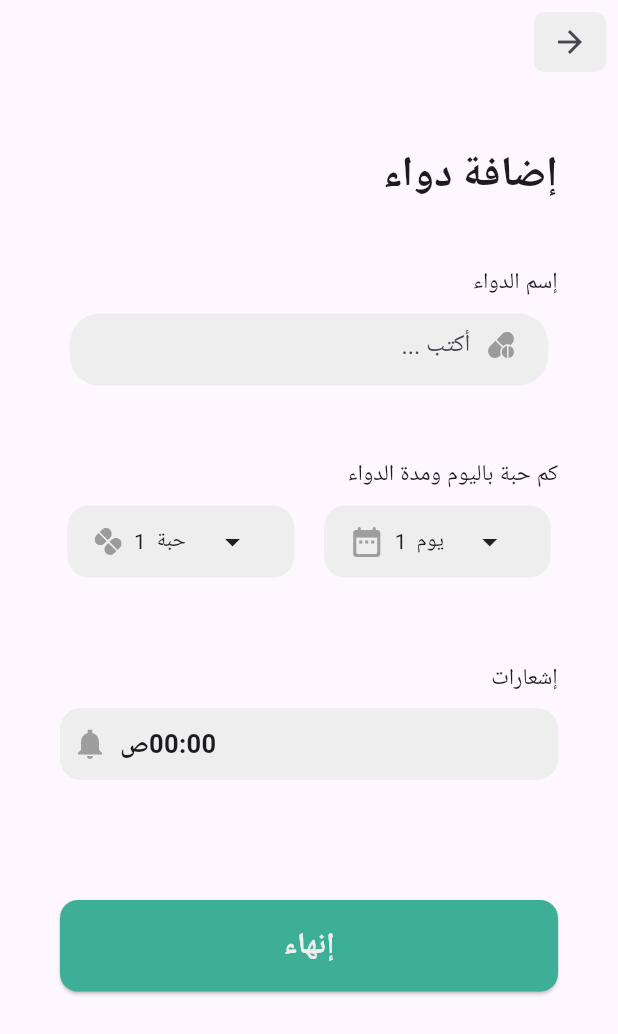
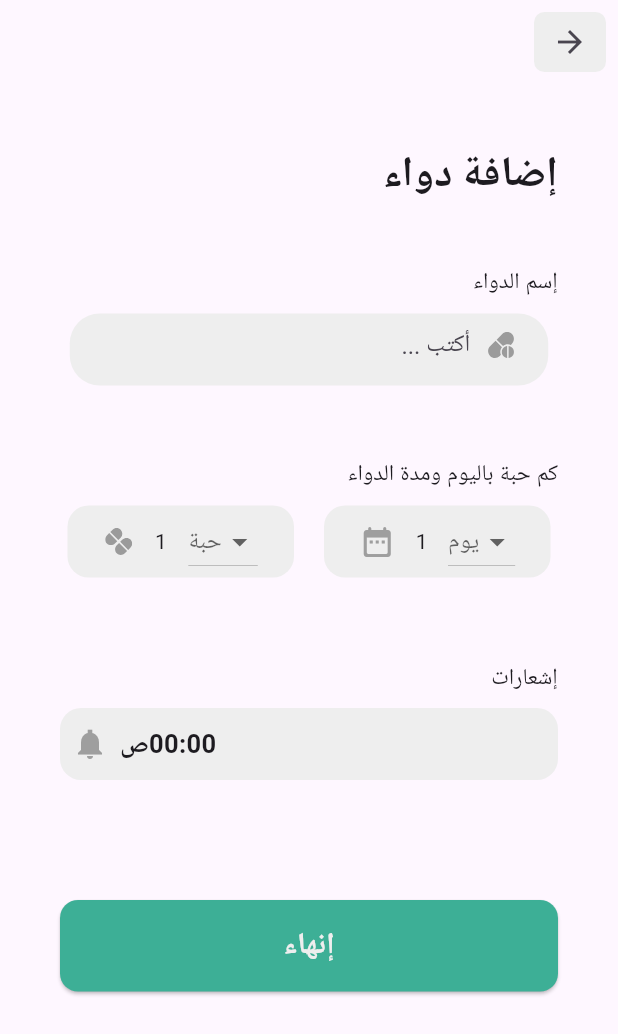
Before and after one commit to Flutter-Group-2/Medicine-Reminder-App, a Flutter app: the AddMedicationPage screen opened directly, on a phone screen of 412 x 824 dp. Shown: the top 1034 px of the screen. Run offline on Flutter 3.47's test engine with Material 3 defaults, Android fonts, the phone set to English and light mode, and no system bars; our stand-ins replace bloc, flutter_bloc, flutter_dotenv, flutter_svg, get_it, google_fonts and 1 more; accounts and stored records are empty.

Commit message:
Final Drop Menu

```diff
--- a/lib/main.dart
+++ b/lib/main.dart
@@ -3,8 +3,6 @@ import 'package:flutter_bloc/flutter_bloc.dart';
 import 'package:medicine_reminder_app/data_layer/data_layer.dart';
 import 'package:medicine_reminder_app/service/database_configuration.dart';
 import 'package:medicine_reminder_app/views/auth/bloc/auth_bloc.dart';
-import 'package:medicine_reminder_app/views/edit_medicine_page.dart';
-
 import 'package:medicine_reminder_app/views/splash_page.dart';
 
 void main() async {
@@ -23,7 +21,7 @@ class MainApp extends StatelessWidget {
       create: (context) => AuthBloc()..add(CheckSessionAvailability()),
       child: const MaterialApp(
         debugShowCheckedModeBanner: false,
-        home: EditMedicineView(),
+        home: SplashScreen(),
       ),
     );
   }
--- a/lib/widgets/custom_drop_menu.dart
+++ b/lib/widgets/custom_drop_menu.dart
@@ -1,4 +1,5 @@
 import 'package:flutter/material.dart';
+import 'package:flutter/rendering.dart';
 import 'package:flutter_svg/svg.dart';
 import 'package:medicine_reminder_app/utils/colors.dart';
 
@@ -15,8 +16,6 @@ class _DropMenuState extends State<DropMenu> {
   int _selectedNumberDay = 1;
   int CountPill = 15;
   int CountDay = 30;
-  String pillName = "حبة";
-  String dayName = "يوم";
 
   @override
   Widget build(BuildContext context) {
@@ -36,33 +35,49 @@ class _DropMenuState extends State<DropMenu> {
               children: [
                 SvgPicture.asset("assets/icons/pells.svg"),
                 Text("$_selectedNumberPill"),
-                Text(pillName),
-                PopupMenuButton<int>(
+                DropdownButton<int>(
+
+                  menuMaxHeight: 100,
+                  dropdownColor: pureWhite,
+                  borderRadius: BorderRadius.circular(20),
                   icon: Icon(Icons.arrow_drop_down),
-                  itemBuilder: (BuildContext context) {
-                    return List<PopupMenuEntry<int>>.generate(CountPill,
+                  //value: _selectedNumberPill,
+                  hint: Text("حبة"),
+                  onChanged: (int? newValue) {
+                    if (newValue != null) {
+                      setState(() {
+                        _selectedNumberPill = newValue;
+                      });
+                    }
+                  },
+                  items: List<DropdownMenuItem<int>>.generate(
+                    CountPill,
                     (int index) {
-                      return PopupMenuItem<int>(
+                      return DropdownMenuItem<int>(
                         value: index + 1,
+                        child: Container(
+                          decoration: BoxDecoration(
+                            border: Border.all(color:greenLight),
+                            borderRadius: BorderRadius.circular(20),
+                          ),
                           child: Row(
+                            mainAxisAlignment: MainAxisAlignment.center,
                             children: [
-                            Text('${index + 1}', textAlign: TextAlign.center),
+                              Text('${index+1}', textAlign: TextAlign.center),
                             ],
                           ),
+                        ),
                       );
-                    });
                     },
-                  onSelected: (int value) {
-                    setState(() {
-                      _selectedNumberPill = value;
-                    });
-                  },
+                  ),
                 ),
               ],
             ),
           ),
         ),
-        SizedBox(width: 20,),
+        SizedBox(
+          width: 20,
+        ),
         Container(
           width: 151,
           height: 48,
@@ -77,27 +92,41 @@ class _DropMenuState extends State<DropMenu> {
               children: [
                 Icon(Icons.date_range_rounded, color: grey),
                 Text("$_selectedNumberDay"),
-                Text(dayName),
-                PopupMenuButton<int>(
+                DropdownButton<int>(
+                  menuMaxHeight: 100,
+                  dropdownColor: pureWhite,
+                  borderRadius: BorderRadius.circular(20),
+
                   icon: Icon(Icons.arrow_drop_down),
-                  itemBuilder: (BuildContext context) {
-                    return List<PopupMenuEntry<int>>.generate(CountDay,
+                  // value: _selectedNumberDay,
+                  hint: Text("يوم"),
+                  onChanged: (int? newValue) {
+                    if (newValue != null) {
+                      setState(() {
+                        _selectedNumberDay = newValue;
+                      });
+                    }
+                  },
+                  items: List<DropdownMenuItem<int>>.generate(
+                    CountDay,
                     (int index) {
-                      return PopupMenuItem<int>(
+                      return DropdownMenuItem<int>(
                         value: index + 1,
+                        child: Container(
+                          decoration: BoxDecoration(
+                            border: Border.all(color:greenLight),
+                            borderRadius: BorderRadius.circular(20),
+                          ),
                           child: Row(
+                            mainAxisAlignment: MainAxisAlignment.center,
                             children: [
                               Text('${index + 1}', textAlign: TextAlign.center),
                             ],
                           ),
+                        ),
                       );
-                    });
                     },
-                  onSelected: (int value) {
-                    setState(() {
-                      _selectedNumberDay = value;
-                    });
-                  },
+                  ),
                 ),
               ],
             ),
```
Also changed, not shown: lib/widgets/duration_of_medication.dart (deleted, +0 -56 lines), assets/icons/drugs 1.svg (deleted). Lines whose indentation alone changed are shown as unchanged.
